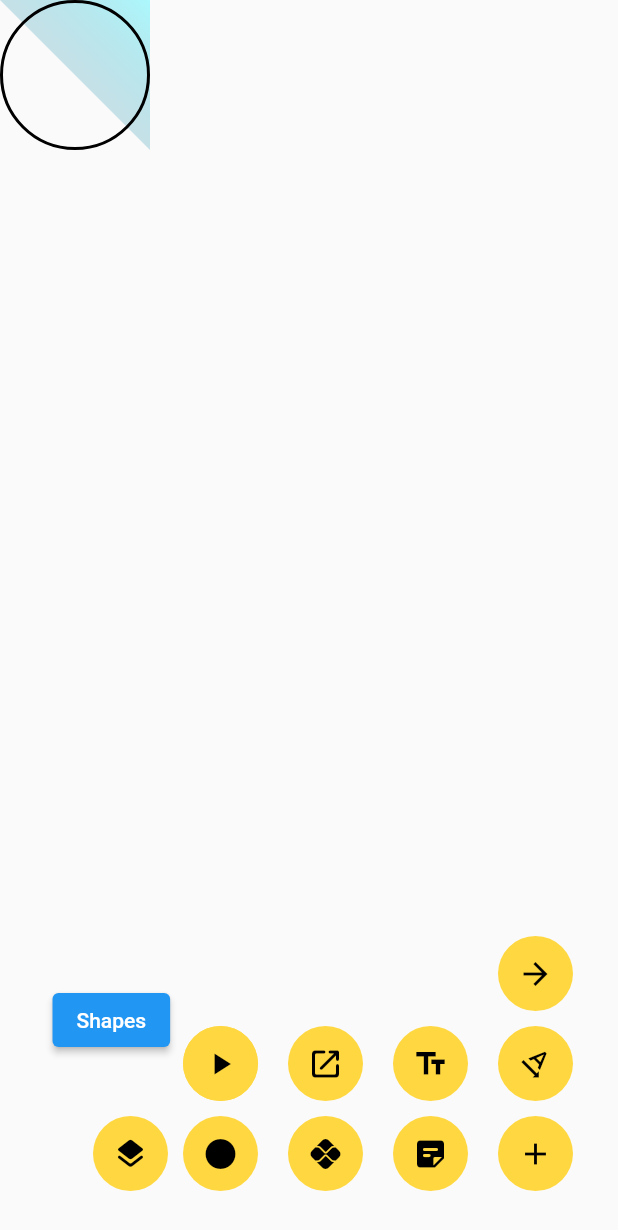
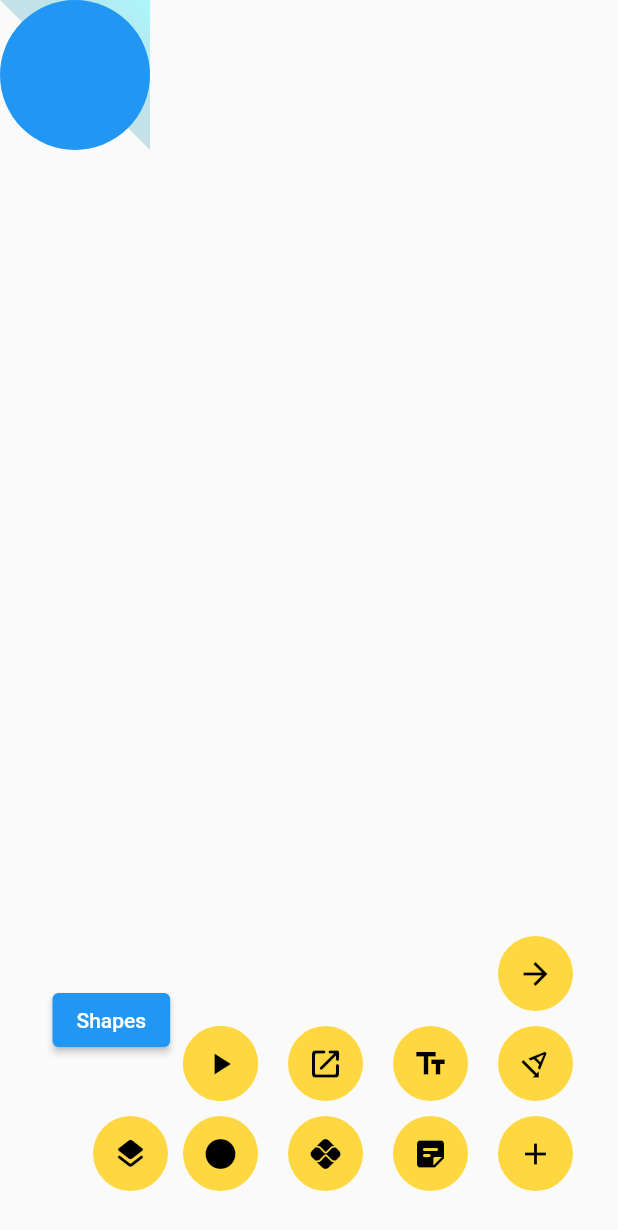
Before and after one commit to ibrahimsezer/Draggable_Interaction, a Flutter app: the screen it shows after launch, after a tap on "Shapes", after a tap on the "play arrow" icon, after a tap on the "circle" icon, on a phone screen of 412 x 824 dp. Shown: the top 1230 px of the screen. Run offline on Flutter 3.47's test engine with Material 2 defaults, Android fonts, the light colour scheme and no system bars; our stand-ins replace flutter_colorpicker.

Commit message:
Update Circle

```diff
--- a/lib/ui/widgets/interfaceButtons.dart
+++ b/lib/ui/widgets/interfaceButtons.dart
@@ -34,7 +34,7 @@ class _WidgetButtonClassState extends State<WidgetButtonClass> {
         WidgetButtonModule(
           myHeight: 100,
           myWidth: 100,
-          widgetButtonName: EllipseShapeWidget(),
+          widgetButtonName: CircleWidget(),
           widgetButtonIcon: Icons.circle,
           posX: 240,
           posY: 30,
@@ -103,7 +103,8 @@ class _WidgetButtonClassState extends State<WidgetButtonClass> {
           widgetButtonIcon: Icons.layers_rounded,
           posX: 300,
           posY: 30,
-        ),WidgetButtonModule(
+        ),
+        WidgetButtonModule(
           myHeight: 200,
           myWidth: 150,
           widgetButtonName: RightArrowWidget(),
--- a/lib/ui/widgets/shape.dart
+++ b/lib/ui/widgets/shape.dart
@@ -91,6 +91,10 @@ class _EllipseShapeWidgetState extends State<EllipseShapeWidget> {
             width: 2,
             color: Colors.black,
           )),
+      child: Center(
+        child: Padding(
+          padding: const EdgeInsets.all(8.0),
+          child: ClipOval(
             child: TextField(
               textInputAction: TextInputAction.done,
               onSubmitted: (value) {
@@ -102,7 +106,12 @@ class _EllipseShapeWidgetState extends State<EllipseShapeWidget> {
                 border: InputBorder.none,
               ),
               style: const TextStyle(
-            color: Colors.black, fontSize: 20, decoration: TextDecoration.none),
+                  color: Colors.black,
+                  fontSize: 20,
+                  decoration: TextDecoration.none),
+            ),
+          ),
+        ),
       ),
     );
   }
@@ -184,6 +193,26 @@ class _RightArrowWidgetState extends State<RightArrowWidget> {
       clipper: RightArrowClipper(),
       child: Container(
         color: Colors.orangeAccent,
+        child: Padding(
+          padding: const EdgeInsets.all(8.0),
+          child: Center(
+            child: TextField(
+              textInputAction: TextInputAction.done,
+              onSubmitted: (value) {
+                FocusScope.of(context).unfocus();
+              },
+              textAlign: TextAlign.center,
+              maxLines: null,
+              decoration: const InputDecoration(
+                border: InputBorder.none,
+              ),
+              style: const TextStyle(
+                  color: Colors.black,
+                  fontSize: 20,
+                  decoration: TextDecoration.none),
+            ),
+          ),
+        ),
       ),
     );
   }
@@ -250,3 +279,58 @@ class _RhombusShapeWidgetState extends State<RhombusShapeWidget> {
     );
   }
 }
+
+///-----------------------------------------------
+
+class CircleClipper extends CustomClipper<Path> {
+  @override
+  Path getClip(Size size) {
+    final path = Path();
+    final center = Offset(size.width / 2, size.height / 2);
+    final radius = size.width / 2;
+
+    path.addOval(Rect.fromCircle(center: center, radius: radius));
+
+    return path;
+  }
+
+  @override
+  bool shouldReclip(CustomClipper<Path> oldClipper) {
+    return false;
+  }
+}
+
+class CircleWidget extends StatelessWidget {
+  const CircleWidget({super.key});
+
+  @override
+  Widget build(BuildContext context) {
+    return ClipPath(
+      clipper: CircleClipper(),
+      child: Container(
+        width: 100,
+        height: 100,
+        color: Colors.blue,
+        child: ClipOval(
+          child: Center(
+            child: TextField(
+              textInputAction: TextInputAction.done,
+              onSubmitted: (value) {
+                FocusScope.of(context).unfocus();
+              },
+              textAlign: TextAlign.center,
+              maxLines: null,
+              decoration: const InputDecoration(
+                border: InputBorder.none,
+              ),
+              style: const TextStyle(
+                  color: Colors.black,
+                  fontSize: 20,
+                  decoration: TextDecoration.none),
+            ),
+          ),
+        ),
+      ),
+    );
+  }
+}
```
Lines whose indentation alone changed are shown as unchanged.
